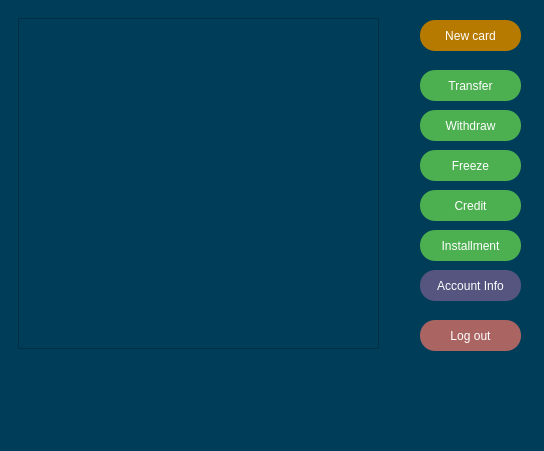
Qt form modules/view/clientwindow.ui (ZhekLu/financial-system) before a commit.
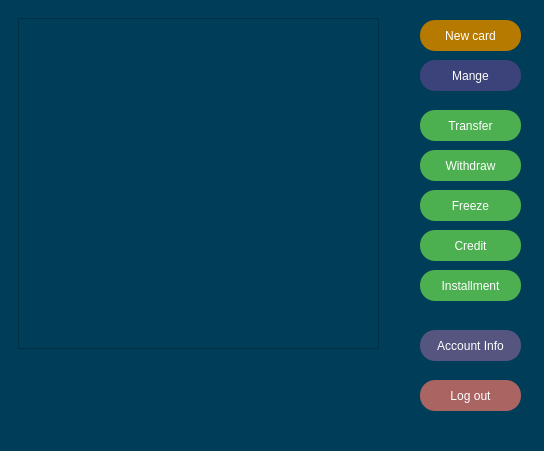
The same form after that commit.

Commit message: Manage window + mode settings

```diff
--- a/modules/view/clientwindow.ui
+++ b/modules/view/clientwindow.ui
@@ -21,7 +21,7 @@
     <property name="geometry">
      <rect>
       <x>420</x>
-      <y>190</y>
+      <y>230</y>
       <width>101</width>
       <height>31</height>
      </rect>
@@ -59,7 +59,7 @@
     <property name="geometry">
      <rect>
       <x>420</x>
-      <y>110</y>
+      <y>150</y>
       <width>101</width>
       <height>31</height>
      </rect>
@@ -97,7 +97,7 @@
     <property name="geometry">
      <rect>
       <x>420</x>
-      <y>150</y>
+      <y>190</y>
       <width>101</width>
       <height>31</height>
      </rect>
@@ -173,7 +173,7 @@
     <property name="geometry">
      <rect>
       <x>420</x>
-      <y>270</y>
+      <y>330</y>
       <width>101</width>
       <height>31</height>
      </rect>
@@ -211,7 +211,7 @@
     <property name="geometry">
      <rect>
       <x>420</x>
-      <y>320</y>
+      <y>380</y>
       <width>101</width>
       <height>31</height>
      </rect>
@@ -249,7 +249,7 @@
     <property name="geometry">
      <rect>
       <x>420</x>
-      <y>70</y>
+      <y>110</y>
       <width>101</width>
       <height>31</height>
      </rect>
@@ -928,7 +928,7 @@
     <property name="geometry">
      <rect>
       <x>420</x>
-      <y>230</y>
+      <y>270</y>
       <width>101</width>
       <height>31</height>
      </rect>
@@ -962,6 +962,44 @@
      <string>Installment</string>
     </property>
    </widget>
+   <widget class="QPushButton" name="manage_but">
+    <property name="geometry">
+     <rect>
+      <x>420</x>
+      <y>60</y>
+      <width>101</width>
+      <height>31</height>
+     </rect>
+    </property>
+    <property name="font">
+     <font>
+      <pointsize>-1</pointsize>
+      <underline>false</underline>
+      <strikeout>false</strikeout>
+     </font>
+    </property>
+    <property name="cursor">
+     <cursorShape>PointingHandCursor</cursorShape>
+    </property>
+    <property name="styleSheet">
+     <string notr="true">QPushButton {
+  font-size: 12px;
+  text-align: center;
+  text-decoration: none;
+  outline: none;
+  color: #fff;
+  background-color: rgb(60, 66, 122);
+  border: none;
+  border-radius: 15px;
+}
+QPushButton:hover{
+ background-color: rgb(85, 195, 89);
+}</string>
+    </property>
+    <property name="text">
+     <string>Mange</string>
+    </property>
+   </widget>
   </widget>
   <widget class="QMenuBar" name="menubar">
    <property name="geometry">
```
The commit also changes 16 other files.
